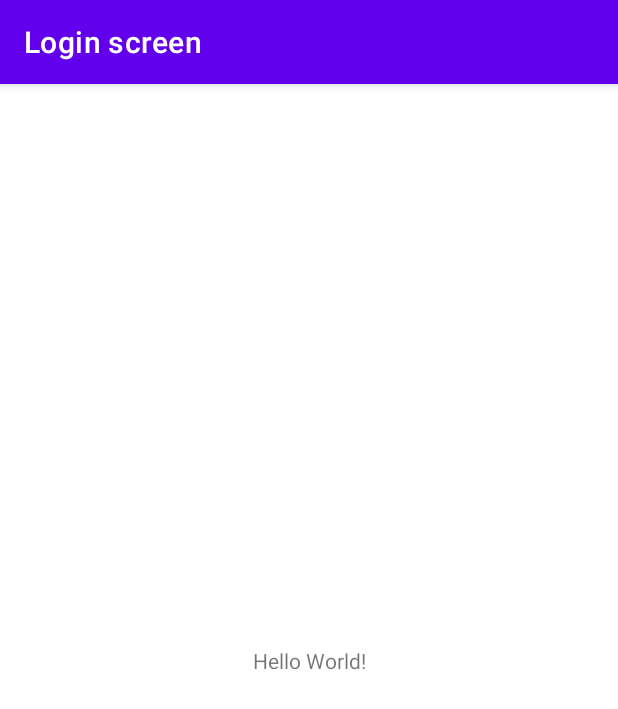
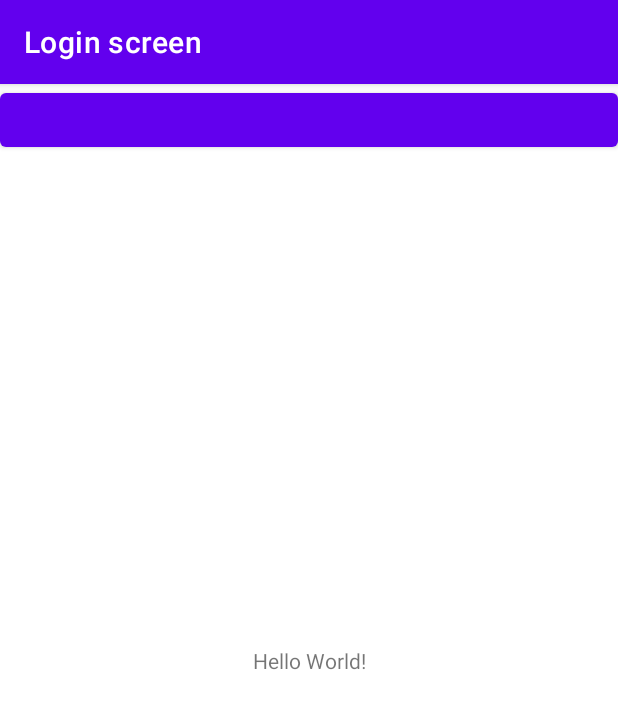
Before and after one commit to zayelmech/android_loggin, an Android app: the screen it shows after launch (MainActivity), on a phone screen of 412 x 824 dp. Shown: the top 709 px of the screen. Run offline under Robolectric (Android 15) with nearby library versions, the phone set to English and light mode, and no system bars; 2 statements that could not run were skipped.

Commit message:
new activity was add

```diff
--- a/app/src/main/AndroidManifest.xml
+++ b/app/src/main/AndroidManifest.xml
@@ -10,6 +10,9 @@
         android:supportsRtl="true"
         android:theme="@style/Theme.LoginScreen">
         <activity
+            android:name=".MainActivity2"
+            android:exported="false" />
+        <activity
             android:name=".MainActivity"
             android:exported="true">
             <intent-filter>
--- a/app/src/main/java/com/enhanceit/loginscreen/MainActivity.java
+++ b/app/src/main/java/com/enhanceit/loginscreen/MainActivity.java
@@ -2,13 +2,41 @@ package com.enhanceit.loginscreen;
 
 import androidx.appcompat.app.AppCompatActivity;
 
+import android.content.Intent;
 import android.os.Bundle;
+import android.util.Log;
+import android.view.View;
+import android.widget.Button;
 
 public class MainActivity extends AppCompatActivity {
 
+
+    private Button mButton1;
     @Override
     protected void onCreate(Bundle savedInstanceState) {
         super.onCreate(savedInstanceState);
         setContentView(R.layout.activity_main);
+
+        Log.d("a", "onCreate: ");
+        mButton1=findViewById(R.id.createaccount);
+        mButton1.setOnClickListener(new View.OnClickListener() {
+            @Override
+            public void onClick(View v) {
+                Intent mIntent = new Intent(getBaseContext(),MainActivity2.class);
+                mIntent.putExtra("MY_DATA","WHATEVER");
+
+                startActivity(mIntent);
+            }
+        });
+    }
+
+    @Override
+    protected void onStart() {
+        super.onStart();
+    }
+
+    @Override
+    protected void onResume() {
+        super.onResume();
     }
 }
--- a/app/src/main/res/layout/activity_main.xml
+++ b/app/src/main/res/layout/activity_main.xml
@@ -15,4 +15,10 @@
         app:layout_constraintRight_toRightOf="parent"
         app:layout_constraintTop_toTopOf="parent" />
 
+    <Button
+        android:id="@+id/create_account"
+        android:layout_width="match_parent"
+        android:layout_height="wrap_content"
+        android:text=""/>
+
 </androidx.constraintlayout.widget.ConstraintLayout>
```
Also changed, not shown: app/src/main/java/com/enhanceit/loginscreen/MainActivity2.java (added, +14 -0 lines), app/src/main/res/layout/activity_main2.xml (added, +46 -0 lines).
